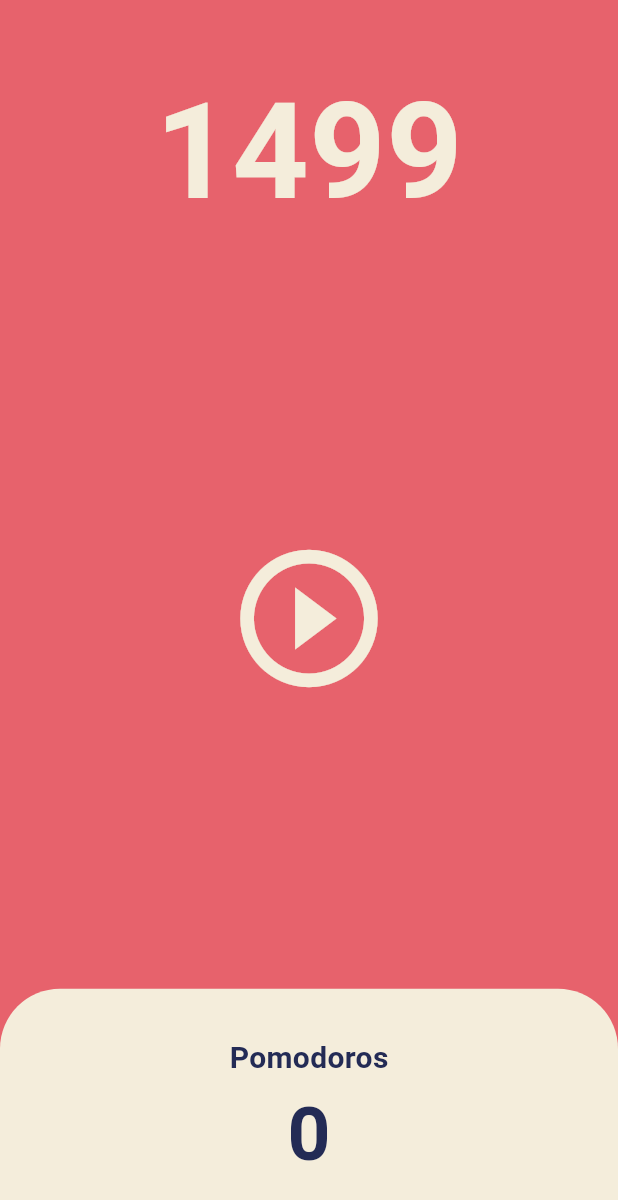
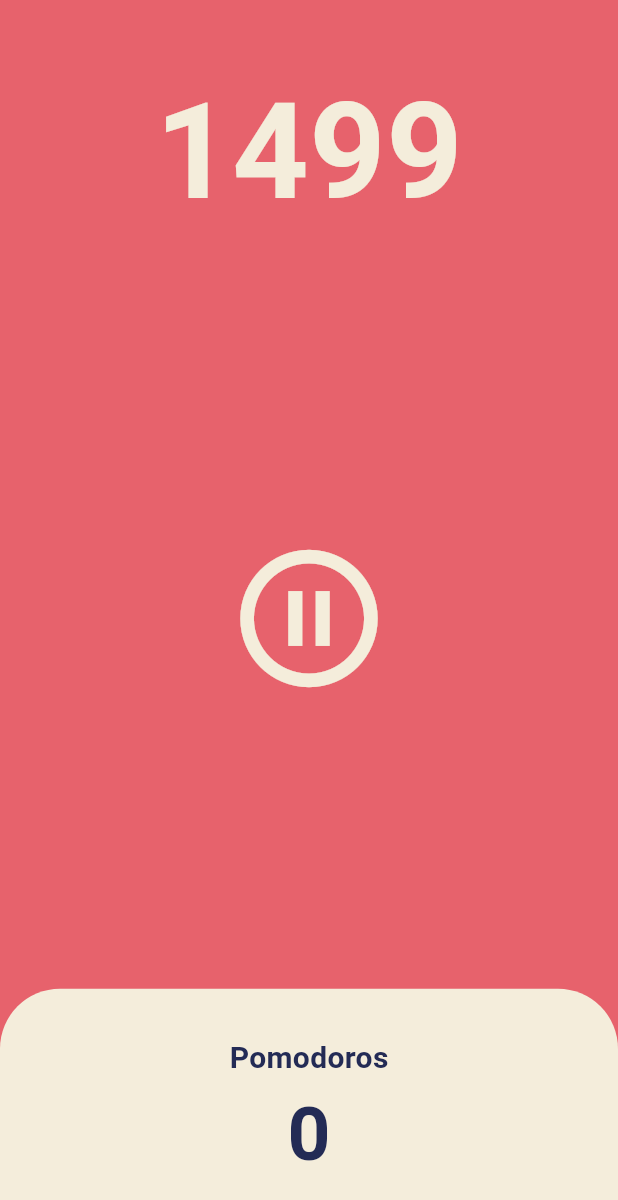
Before and after one commit to kiraki3/flutter-workspace, a Flutter app: the screen it shows after launch, after a tap on the "play circle outline" icon, on a phone screen of 412 x 824 dp. Shown: the top 1200 px of the screen. Run offline on Flutter 3.47's test engine with Material 3 defaults, Android fonts, the phone set to English and light mode, and no system bars.

Commit message:
Implement pause button

```diff
--- a/pomodoro_app/lib/screens/home_screen.dart
+++ b/pomodoro_app/lib/screens/home_screen.dart
@@ -10,6 +10,7 @@ class HomeScreen extends StatefulWidget {
 
 class _HomeScreenState extends State<HomeScreen> {
   int totalSeconds = 1500; // 총 25분
+  bool isRunning = false;
   late Timer timer; // 당장 초기화 하지 않아도 됨, property를 사용하기 전에 반드시 초기화
 
   void onTick(Timer timer) {
@@ -21,9 +22,20 @@ class _HomeScreenState extends State<HomeScreen> {
   // start count function
   void onStartPressed() {
     timer = Timer.periodic(
-      const Duration(seconds: 1),
+      const Duration(seconds: 1), // 주기마다 함수를 실행
       onTick,
-    ); // 주기마다 함수를 실행
+    );
+    setState(() {
+      isRunning = true;
+    });
+  }
+
+  // clicked pause button, restart
+  void onPausePressed() {
+    timer.cancel();
+    setState(() {
+      isRunning = false;
+    });
   }
 
   @override
@@ -52,8 +64,10 @@ class _HomeScreenState extends State<HomeScreen> {
                 child: IconButton(
               iconSize: 110,
               color: Theme.of(context).cardColor,
-              onPressed: onStartPressed,
-              icon: const Icon(Icons.play_circle_outline),
+              onPressed: isRunning ? onPausePressed : onStartPressed,
+              icon: Icon(isRunning
+                  ? Icons.pause_circle_outline
+                  : Icons.play_circle_outline),
             )),
           ),
           Flexible(
```
